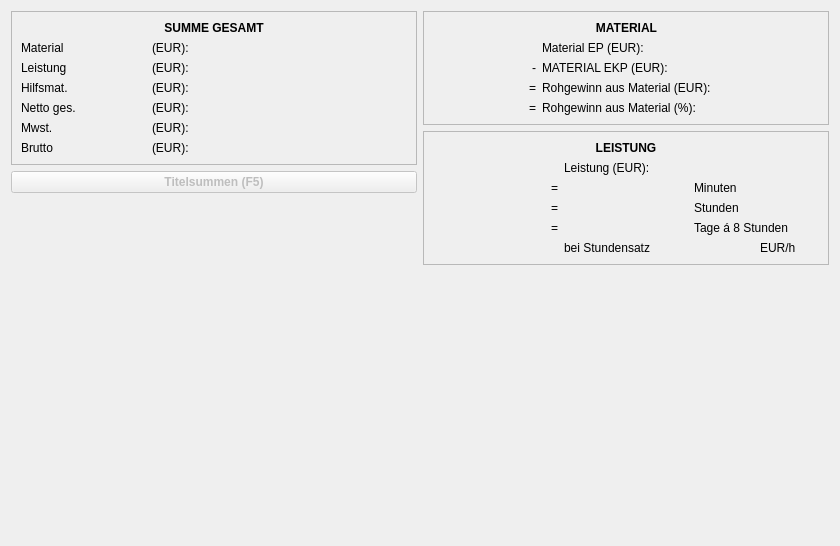
Above: form/summary_page.ui from romanweissflog/FAKT before the change. Below: the same form after it.
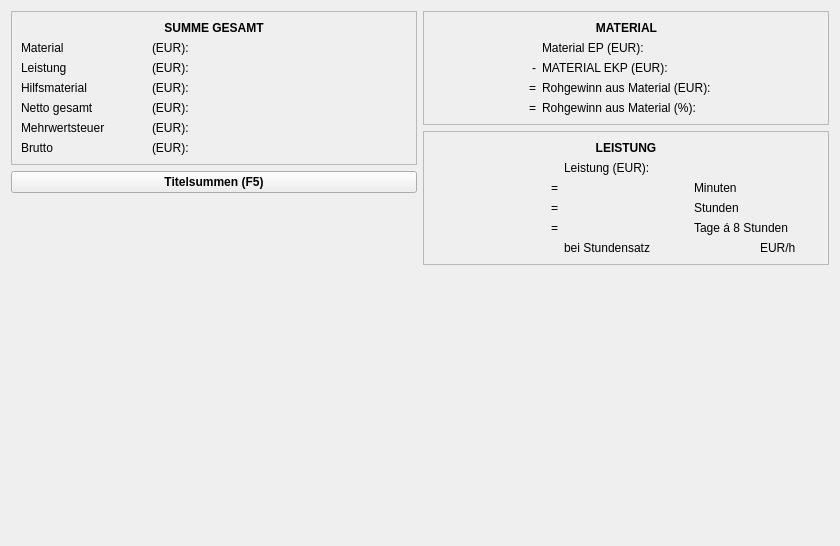
That is the form after the change. Custom widgets are drawn as their Qt base class.

What changed in the file:
```diff
--- a/form/summary_page.ui
+++ b/form/summary_page.ui
@@ -67,7 +67,7 @@
           <item row="2" column="0">
            <widget class="QLabel" name="label_4">
             <property name="text">
-             <string>Hilfsmat.</string>
+             <string>Hilfsmaterial</string>
             </property>
            </widget>
           </item>
@@ -81,14 +81,14 @@
           <item row="4" column="0">
            <widget class="QLabel" name="label_9">
             <property name="text">
-             <string>Mwst.</string>
+             <string>Mehrwertsteuer</string>
             </property>
            </widget>
           </item>
           <item row="3" column="0">
            <widget class="QLabel" name="label_8">
             <property name="text">
-             <string>Netto ges.</string>
+             <string>Netto gesamt</string>
             </property>
            </widget>
           </item>
@@ -184,7 +184,7 @@
      <item>
       <widget class="QPushButton" name="buttonGroups">
        <property name="enabled">
-        <bool>false</bool>
+        <bool>true</bool>
        </property>
        <property name="font">
         <font>
```
